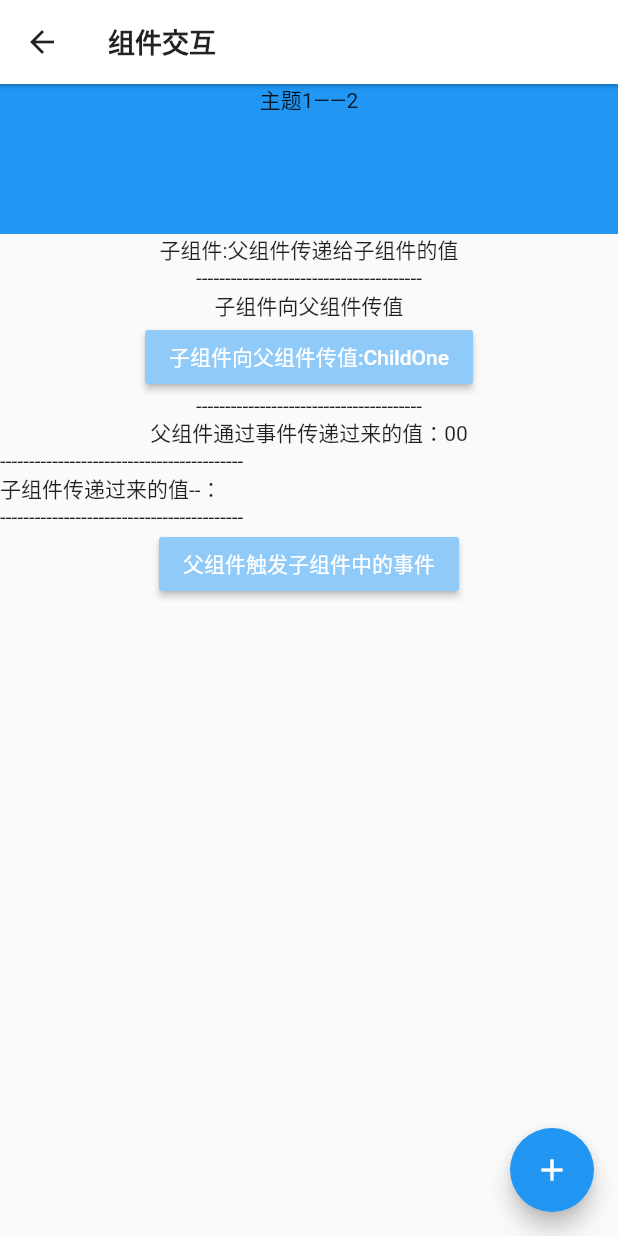
After one commit to boonook/flutter, a Flutter app: the Parents screen opened by its route, on a phone screen of 412 x 824 dp. The commit adds this screen. Run offline on Flutter 3.47's test engine with Material 2 defaults, Android fonts, the phone set to English and light mode, and no system bars; our stand-ins replace dio, transparent_image.

Commit message:
组件交互

```diff
--- a/lib/main.dart
+++ b/lib/main.dart
@@ -3,6 +3,7 @@ import 'IndexPage.dart';
 import 'package:my_app/screens/account.dart';
 import 'package:my_app/screens/settings.dart';
 import 'package:my_app/screens/LoginPage.dart';
+import './screens/componentCommunication/Parents.dart';
 
 void main() {
   runApp(MyApp());
@@ -23,6 +24,7 @@ class MyApp extends StatelessWidget {
         "router/login": (_) => LoginScreen(),
         "router/account": (_) => AccountScreen(),
         "router/setting": (_) => SettingsScreen(),
+        "router/parents": (_) => Parents(),
       },
     );
   }
--- /dev/null
+++ b/lib/screens/componentCommunication/ChildOne.dart
@@ -0,0 +1,50 @@
+import 'package:flutter/cupertino.dart';
+import 'package:flutter/material.dart';
+
+class ChildOne extends StatefulWidget {
+  final callBack;
+  final data;
+  String parentData = '00';
+  ChildOne({key, this.data, this.callBack}) : super(key: key);
+  void onChildOneChanged(val) {
+    this.parentData = val;
+  }
+
+  ChildOneState createState() => ChildOneState();
+}
+
+class ChildOneState extends State<ChildOne> {
+  @override
+  Widget build(BuildContext context) {
+    //横向布局
+    return Column(
+      children: <Widget>[
+        Container(
+          child: Text('子组件:' + widget.data),
+        ),
+        Container(
+          child: Text('---------------------------------------'),
+        ),
+        Container(
+          child: Text('子组件向父组件传值'),
+        ),
+        Container(
+          child: RaisedButton(
+            child: Text('子组件向父组件传值:ChildOne'),
+            onPressed: () {
+              widget.callBack('ChildOne');
+            },
+            textColor: Colors.white,
+            color: Colors.blue[200],
+          ),
+        ),
+        Container(
+          child: Text('---------------------------------------'),
+        ),
+        Container(
+          child: Text('父组件通过事件传递过来的值：' + widget.parentData),
+        ),
+      ],
+    );
+  }
+}
--- /dev/null
+++ b/lib/screens/componentCommunication/Parents.dart
@@ -0,0 +1,84 @@
+import 'package:flutter/material.dart';
+import './ChildOne.dart';
+
+class Parents extends StatefulWidget {
+  @override
+  State<StatefulWidget> createState() {
+    return new ParentsState();
+  }
+}
+
+class ParentsState extends State<Parents> {
+  String data = "父组件传递给子组件的值";
+  String ChildOneData = "";
+  void onChanged(val) {
+    setState(() {
+      ChildOneData = val;
+    });
+  }
+
+  @override
+  Widget build(BuildContext context) {
+    return Scaffold(
+      appBar: AppBar(
+        title: Text('组件交互',
+            style: new TextStyle(
+                color: Colors.black87,
+                fontWeight: FontWeight.bold,
+                fontSize: 18)),
+        backgroundColor: Colors.white,
+        elevation: 1,
+        iconTheme: IconThemeData(
+          color: Colors.black87, //设置appBar的icon颜色
+        ),
+        textTheme: TextTheme(
+            title: TextStyle(
+          //设置appBar的文本样式
+          color: Colors.black87,
+        )),
+      ),
+      body: ListView(children: <Widget>[
+        Container(
+          height: 100,
+          color: Colors.blue,
+          child: Column(
+            children: <Widget>[
+              Expanded(
+                child: Text('主题1——2'),
+                flex: 1,
+              )
+            ],
+          ),
+        ),
+        Container(
+          child:
+              new ChildOne(data: data, callBack: (value) => onChanged(value)),
+        ),
+        Container(
+          child: Text('------------------------------------------'),
+        ),
+        Container(
+          child: Text('子组件传递过来的值--：' + ChildOneData),
+        ),
+        Container(
+          child: Text('------------------------------------------'),
+        ),
+        Container(
+            child: Column(children: <Widget>[
+          RaisedButton(
+            child: Text('父组件触发子组件中的事件'),
+            onPressed: () {
+              ChildOne().onChildOneChanged('123456');
+            },
+            textColor: Colors.white,
+            color: Colors.blue[200],
+          ),
+        ])),
+      ]),
+      floatingActionButton: FloatingActionButton(
+        onPressed: () {},
+        child: Icon(Icons.add),
+      ),
+    );
+  }
+}
--- a/lib/screens/settings.dart
+++ b/lib/screens/settings.dart
@@ -12,18 +12,29 @@ class SettingsScreen extends StatelessWidget {
         body: Center(
           child: Column(
             mainAxisAlignment: MainAxisAlignment.center,
-          children: [
-            Text("设置界面"),
-            RaisedButton(
+            children: <Widget>[
+              Container(
+                child: RaisedButton(
                   onPressed: () {
                     Navigator.of(context).pushNamedAndRemoveUntil(
                         "router/login", (Route<dynamic> route) => false);
                   },
                   child: Text("退出到登陆界面"),
                 ),
+              ),
+              Container(
+                child: RaisedButton(
+                  onPressed: () {
+                    Navigator.of(context).pushNamed("router/parents");
+                  },
+                  child: Text("前往组件交互页面"),
+                ),
+              )
+              // Container(
+
+              // )
             ],
           ),
-      )
-    );
+        ));
   }
 }
```
Lines whose indentation alone changed are shown as unchanged.
